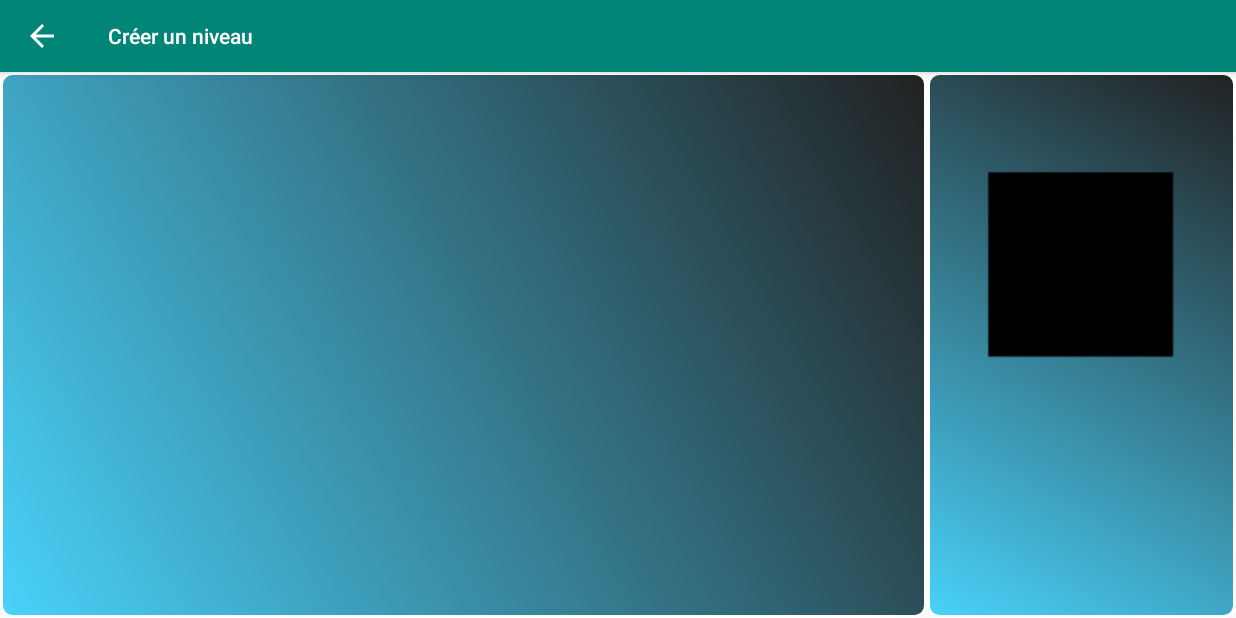
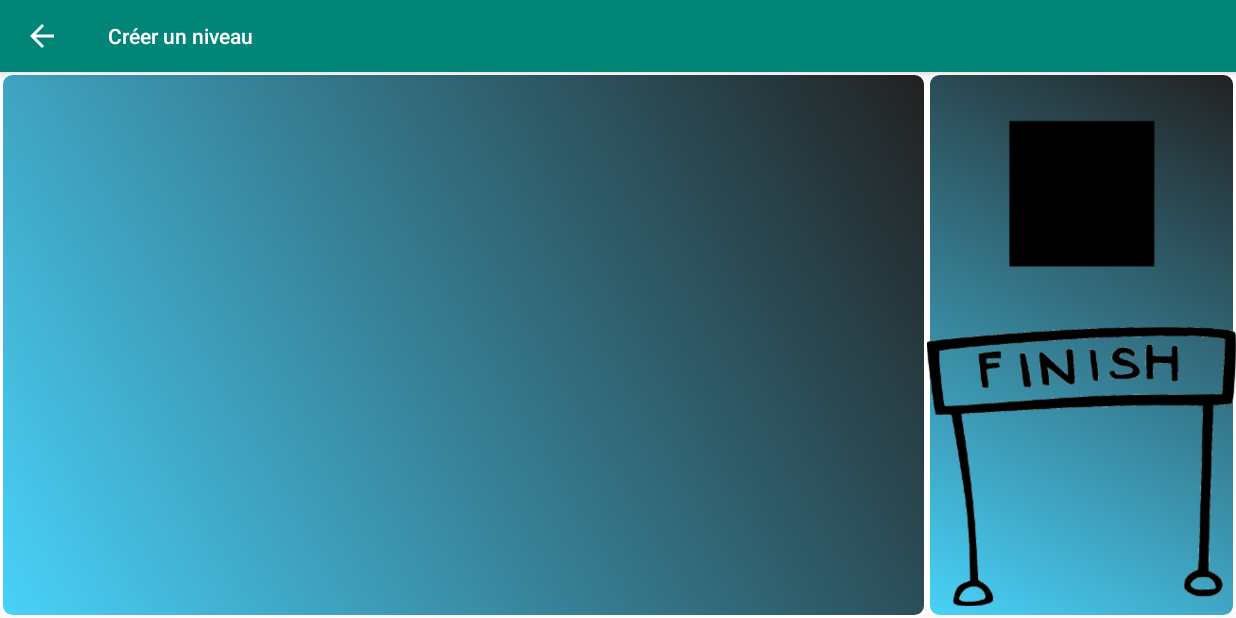
Before and after one commit to hugo-clems/screaming-bird, an Android app: the screen it shows after launch (CreateurNiveauActivity), after a tap on "CRÉER UN NIVEAU", on a phone screen of 824 x 412 dp (held sideways). Run offline under Robolectric (Android 15) with nearby library versions, the light colour scheme and no system bars.

Commit message:
Level editor v2

```diff
--- a/app/src/main/java/hutoch/m2dl/screamingbird/CreateurNiveauActivity.java
+++ b/app/src/main/java/hutoch/m2dl/screamingbird/CreateurNiveauActivity.java
@@ -6,79 +6,91 @@ import android.graphics.BitmapFactory;
 import android.graphics.drawable.BitmapDrawable;
 import android.support.v7.app.AppCompatActivity;
 import android.os.Bundle;
-import android.app.Activity;
-import android.content.ClipData;
 import android.graphics.Canvas;
 import android.graphics.drawable.Drawable;
-import android.os.Bundle;
 import android.util.AttributeSet;
 import android.util.Log;
 import android.view.DragEvent;
-import android.view.LayoutInflater;
 import android.view.MotionEvent;
 import android.view.View;
 import android.view.View.DragShadowBuilder;
 import android.view.View.OnDragListener;
 import android.view.View.OnTouchListener;
-import android.view.ViewGroup;
-import android.widget.ImageView;
-import android.widget.LinearLayout;
 
 import java.util.ArrayList;
 
+import hutoch.m2dl.screamingbird.utils.FinishLine;
 import hutoch.m2dl.screamingbird.utils.Obstacle;
 
 public class CreateurNiveauActivity extends AppCompatActivity implements OnTouchListener, OnDragListener {
 
-    public static Bitmap square;
+    public static Bitmap obstacle;
+    public static Bitmap finishLineBitmap;
     public static ArrayList<Obstacle> listeObstacles;
     public AnimatedView animatedView = null;
     public int posX = 0;
     public int oldX = 0;
     public int obstacleSizeX = 500;
     public int obstacleSizeY = 1000;
+    public int finishLineSizeX = 200;
+    public int finishLineSizeY = 200;
+    public static FinishLine finishLine = null;
+    public int idObstacle;
+    public int idFinishLine;
+    public int idDragged;
 
     @Override
     public void onCreate(Bundle savedInstanceState) {
         super.onCreate(savedInstanceState);
         setContentView(R.layout.activity_createur_niveau);
 
-        findViewById(R.id.myimage3).setOnTouchListener(this);
+        findViewById(R.id.obstacle).setOnTouchListener(this);
+        findViewById(R.id.finish).setOnTouchListener(this);
         findViewById(R.id.zoneDeJeu).setOnDragListener(this);
         //findViewById(R.id.bottomleft).setOnDragListener(this);
 
         animatedView = findViewById(R.id.zoneDeJeu);
         animatedView.setOnTouchListener(this);
 
+        idObstacle = findViewById(R.id.obstacle).getId();
+        idFinishLine = findViewById(R.id.finish).getId();
+
         listeObstacles = new ArrayList<Obstacle>();
-        square = BitmapFactory.decodeResource(getResources(), R.drawable.square);
-        Drawable d = new BitmapDrawable(getResources(), Bitmap.createScaledBitmap(square, obstacleSizeX, obstacleSizeY, true));
-        square = ((BitmapDrawable) d).getBitmap();
+        obstacle = BitmapFactory.decodeResource(getResources(), R.drawable.square);
+        Drawable dO = new BitmapDrawable(getResources(), Bitmap.createScaledBitmap(obstacle, obstacleSizeX, obstacleSizeY, true));
+        obstacle = ((BitmapDrawable) dO).getBitmap();
+
+        finishLineBitmap = BitmapFactory.decodeResource(getResources(), R.drawable.finishline);
+        Drawable dF = new BitmapDrawable(getResources(), Bitmap.createScaledBitmap(finishLineBitmap, finishLineSizeX, finishLineSizeY, true));
+        finishLineBitmap = ((BitmapDrawable) dF).getBitmap();
     }
 
 
     public boolean onTouch(View view, MotionEvent motionEvent) {
         if(!view.equals(animatedView)) {
-            if (motionEvent.getAction() == MotionEvent.ACTION_DOWN) {
+            if(motionEvent.getAction() == MotionEvent.ACTION_DOWN) {
+                idDragged = view.getId();
                 DragShadowBuilder shadowBuilder = new View.DragShadowBuilder(view);
                 view.startDrag(null, shadowBuilder, view, 0);
                 return true;
             }
         } else {
-            if (motionEvent.getAction() == MotionEvent.ACTION_MOVE) {
+            if(motionEvent.getAction() == MotionEvent.ACTION_MOVE) {
                 posX = (int) motionEvent.getRawX();
 
                 int diffPosX = posX - oldX;
                 oldX = posX;
 
-                if (diffPosX > 0){
+                if(diffPosX > 0){
                     for (int i = 0; i < listeObstacles.size(); i++) {
                         listeObstacles.get(i).toRight();
                     }
+                    if(finishLine != null) finishLine.toRight();
                 } else {
                     for (int i = 0; i < listeObstacles.size(); i++) {
                         listeObstacles.get(i).toLeft();
                     }
+                    if(finishLine != null) finishLine.toLeft();
                 }
             }
         }
@@ -95,7 +107,11 @@ public class CreateurNiveauActivity extends AppCompatActivity implements OnTouch
             case DragEvent.ACTION_DRAG_EXITED:
                 break;
             case DragEvent.ACTION_DROP:
-                listeObstacles.add(new Obstacle(dragevent.getX() - obstacleSizeX/2, dragevent.getY() - obstacleSizeY/3));
+                if(idDragged == idObstacle) {
+                    listeObstacles.add(new Obstacle(dragevent.getX() - obstacleSizeX/2, dragevent.getY() - obstacleSizeY/3));
+                } else if (idDragged == idFinishLine) {
+                    finishLine = new FinishLine(dragevent.getX() - finishLineSizeX/2, dragevent.getY() - finishLineSizeY/2);
+                }
                 break;
             case DragEvent.ACTION_DRAG_ENDED:
                 break;
@@ -126,8 +142,11 @@ public class CreateurNiveauActivity extends AppCompatActivity implements OnTouch
         protected void onDraw(Canvas canvas) {
             //Draw
             for (int i = 0; i < listeObstacles.size(); i++) {
-                canvas.drawBitmap(square, listeObstacles.get(i).getX(), listeObstacles.get(i).getY(), null);
+                canvas.drawBitmap(obstacle, listeObstacles.get(i).getX(), listeObstacles.get(i).getY(), null);
                 //listeObstacles.get(i).toLeft();
+            }
+            if(finishLine != null) {
+                canvas.drawBitmap(finishLineBitmap, finishLine.getX(), finishLine.getY(), null);
             }
             invalidate();
         }
--- a/app/src/main/res/layout/activity_createur_niveau.xml
+++ b/app/src/main/res/layout/activity_createur_niveau.xml
@@ -22,21 +22,31 @@
             android:orientation="horizontal" />
 
         <LinearLayout
-            android:id="@+id/bottomleft"
+            android:id="@+id/menu"
             android:layout_width="match_parent"
             android:layout_height="match_parent"
             android:layout_weight="3"
             android:background="@drawable/shape"
-            android:orientation="horizontal">
+            android:orientation="vertical">
 
             <ImageView
-                android:id="@+id/myimage3"
+                android:id="@+id/obstacle"
                 android:layout_width="wrap_content"
                 android:layout_height="wrap_content"
+                android:layout_weight="1"
                 android:adjustViewBounds="false"
-                android:rotation="90"
                 android:scaleType="centerInside"
                 android:src="@drawable/square" />
+
+            <ImageView
+                android:id="@+id/finish"
+                android:layout_width="wrap_content"
+                android:layout_height="wrap_content"
+                android:layout_weight="1"
+                android:adjustViewBounds="false"
+                android:scaleType="centerInside"
+                android:src="@drawable/finishline" />
+
         </LinearLayout>
 
     </LinearLayout>
```
Also changed, not shown: app/src/main/java/hutoch/m2dl/screamingbird/utils/ElementMap.java (added, +27 -0 lines), app/src/main/java/hutoch/m2dl/screamingbird/utils/FinishLine.java (added, +8 -0 lines), app/src/main/java/hutoch/m2dl/screamingbird/utils/Obstacle.java (+2 -21 lines), app/src/main/res/drawable/finishline.png (added).
